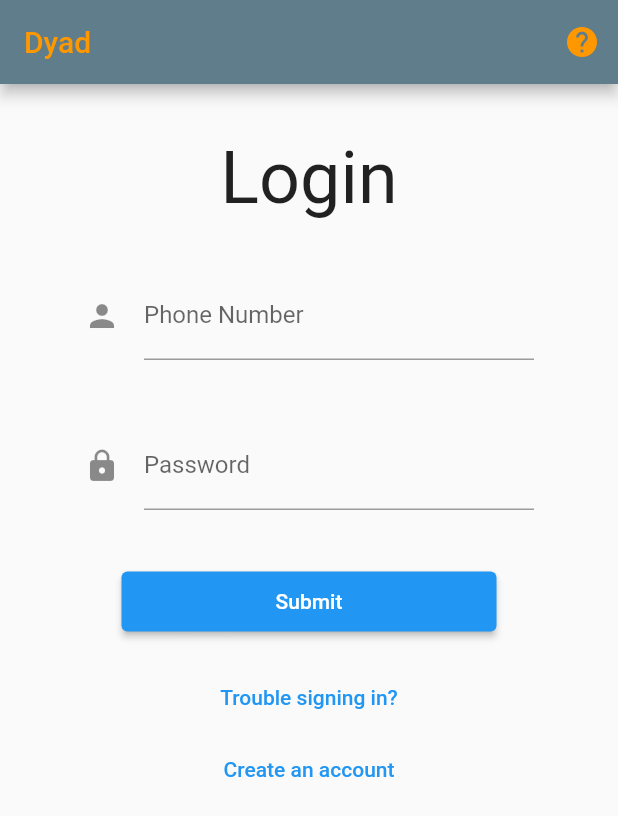
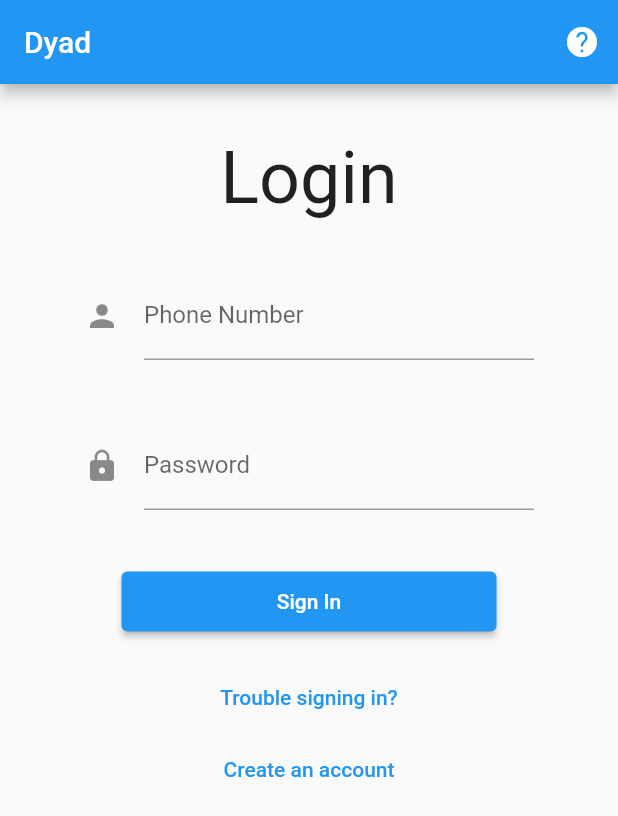
Before and after one commit to DyadSocial/dyad-mobile, a Flutter app: the screen it shows after launch, on a phone screen of 412 x 824 dp. Shown: the top 816 px of the screen. Run offline on Flutter 3.47's test engine with Material 2 defaults, Android fonts, the phone set to English and light mode, and no system bars; our stand-ins replace url_strategy; missing offline and left inert: path_to_regexp.

Commit message:
feat(lib/,-pubspec.yaml): add navigation, route parsing, and authentication handlers
refactor login to lib/screen/ to fit navigation model

BREAKING CHANGE:

````diff
--- a/dyadapp/lib/main.dart
+++ b/dyadapp/lib/main.dart
@@ -1,20 +1,9 @@
 import 'package:flutter/material.dart';
-import 'pages/login.dart';
+import 'package:url_strategy/url_strategy.dart';
+import 'src/app.dart';
 
-void main() => runApp(DyadApp());
+void main() {
+  setHashUrlStrategy();
 
-class DyadApp extends StatelessWidget {
-  @override
-  Widget build(BuildContext context) {
-    return MaterialApp(
-      title: 'Welcome to Dyad',
-      theme: ThemeData(
-        appBarTheme: const AppBarTheme(
-          backgroundColor: Colors.blueGrey,
-          foregroundColor: Colors.orange,
-        ),
-      ),
-      home: Login(),
-    );
-  }
+  runApp(const Dyad());
 }
--- /dev/null
+++ b/dyadapp/lib/src/app.dart
@@ -0,0 +1,95 @@
+import 'package:flutter/material.dart';
+
+import 'utils/dyad_auth.dart';
+import 'routing.dart';
+import 'auth.dart';
+import 'pages/navigator.dart';
+
+class Dyad extends StatefulWidget {
+  const Dyad({Key? key}) : super(key: key);
+
+  @override
+  _DyadState createState() => _DyadState();
+}
+
+class _DyadState extends State<Dyad> {
+  final _auth = DyadAuth();
+  final _navigatorKey = GlobalKey<NavigatorState>();
+  late final RouteState _routeState;
+  late final SimpleRouterDelegate _routerDelegate;
+  late final TemplateRouteParser _routeParser;
+
+  @override
+  void initState() {
+    _routeParser = TemplateRouteParser(
+      allowedPaths: [
+        '/login',
+        '/feed',
+      ],
+      guard: _guard,
+      initialRoute: '/login',
+    );
+
+    _routeState = RouteState(_routeParser);
+
+    _routerDelegate = SimpleRouterDelegate(
+      routeState: _routeState,
+      navigatorKey: _navigatorKey,
+      builder: (context) => DyadNavigator(
+        navigatorKey: _navigatorKey,
+      ),
+    );
+
+    _auth.addListener(_handleAuthStateChanged);
+
+    super.initState();
+  }
+
+  @override
+  Widget build(BuildContext context) => RouteStateScope(
+        notifier: _routeState,
+        child: DyadAuthScope(
+          notifier: _auth,
+          child: MaterialApp.router(
+            routerDelegate: _routerDelegate,
+            routeInformationParser: _routeParser,
+            theme: ThemeData(
+              pageTransitionsTheme: const PageTransitionsTheme(
+                builders: <TargetPlatform, PageTransitionsBuilder>{
+                  TargetPlatform.android: FadeUpwardsPageTransitionsBuilder(),
+                  TargetPlatform.iOS: CupertinoPageTransitionsBuilder(),
+                  TargetPlatform.linux: FadeUpwardsPageTransitionsBuilder(),
+                  TargetPlatform.windows: FadeUpwardsPageTransitionsBuilder(),
+                },
+              ),
+            ),
+          ),
+        ),
+      );
+
+  Future<ParsedRoute> _guard(ParsedRoute from) async {
+    final signedIn = _auth.isSignedIn;
+    final signInRoute = ParsedRoute('/signin', '/signin', {}, {});
+
+    if (!signedIn && from != signInRoute) {
+      return signInRoute;
+    } else if (signedIn && from == signInRoute) {
+      return ParsedRoute('/feed', '/feed', {}, {});
+    }
+    return from;
+  }
+
+  void _handleAuthStateChanged() {
+    if (!_auth.isSignedIn) {
+      _routeState.go('/signin');
+    }
+  }
+
+  @override
+  void dispose() {
+    _auth.removeListener(_handleAuthStateChanged);
+    _routeState.dispose();
+    _routerDelegate.dispose();
+    super.dispose();
+  }
+}
--- /dev/null
+++ b/dyadapp/lib/src/auth.dart
@@ -0,0 +1 @@
+export 'utils/dyad_auth.dart';
--- /dev/null
+++ b/dyadapp/lib/src/data.dart
@@ -0,0 +1,4 @@
+export 'utils/data/message.dart';
+export 'utils/data/post.dart';
+export 'utils/data/user.dart';
+export 'utils/data/group.dart';
--- a/dyadapp/lib/pages/login.dart
+++ b/dyadapp/lib/src/pages/login.dart
@@ -1,37 +1,30 @@
 import 'package:flutter/material.dart';
 
 // Login Info Class
-class LoginInfo {
-  String _username = '';
-  String _password = '';
+class Credentials {
+  final String phoneNumber;
+  final String password;
 
-  LoginInfo();
-
-  void setUsername(username) {
-    this._username = username;
-  }
-
-  void setPassword(password) {
-    this._password = password;
-  }
-
-  @override
-  String toString() {
-    return "username: ${this._username}, password: ${this._password}";
-  }
+  Credentials(this.phoneNumber, this.password);
 }
 
 // Login Widget
-class Login extends StatefulWidget {
-  const Login({Key? key}) : super(key: key);
+class LoginScreen extends StatefulWidget {
+  final ValueChanged<Credentials> onSignIn;
+
+  const LoginScreen({
+    required this.onSignIn,
+    Key? key,
+  }) : super(key: key);
 
   @override
-  _LoginState createState() => _LoginState();
+  _LoginScreenState createState() => _LoginScreenState();
 }
 
 // Login State for Login
-class _LoginState extends State<Login> {
-  LoginInfo loginInfo = LoginInfo();
+class _LoginScreenState extends State<LoginScreen> {
+  final _phoneNumberController = TextEditingController();
+  final _passwordController = TextEditingController();
 
   @override
   Widget build(BuildContext context) {
@@ -83,6 +76,7 @@ class _LoginState extends State<Login> {
                   }
                 },
                 keyboardType: TextInputType.phone,
+                controller: _phoneNumberController,
               ),
             ),
             Container(
@@ -101,6 +95,7 @@ class _LoginState extends State<Login> {
                   }
                 },
                 keyboardType: TextInputType.text,
+                controller: _passwordController,
               ),
             ),
             Padding(
@@ -108,8 +103,13 @@ class _LoginState extends State<Login> {
               child: Container(
                 height: 40,
                 child: ElevatedButton(
-                  child: Text("Submit"),
-                  onPressed: () {},
+                  child: Text("Sign In"),
+                  onPressed: () async {
+                    widget.onSignIn(Credentials(
+                      _phoneNumberController.value.text,
+                      _passwordController.value.text,
+                    ));
+                  },
                 ),
               ),
             ),
--- /dev/null
+++ b/dyadapp/lib/src/pages/navigator.dart
@@ -0,0 +1,86 @@
+import 'package:collection/collection.dart';
+import 'package:flutter/material.dart';
+
+import '../auth.dart';
+import '../routing.dart';
+import '../data.dart';
+import 'login.dart';
+import '../widgets/fade_transition_page.dart';
+
+class DyadNavigator extends StatefulWidget {
+  final GlobalKey<NavigatorState> navigatorKey;
+
+  const DyadNavigator({
+    required this.navigatorKey,
+    Key? key,
+  }) : super(key: key);
+
+  @override
+  _DyadNavigatorState createState() => _DyadNavigatorState();
+}
+
+class _DyadNavigatorState extends State<DyadNavigator> {
+  final _signInKey = const ValueKey('Sign in');
+  final _scaffoldKey = const ValueKey<String>('App scaffold');
+  final _messageKey = const ValueKey<String>('Message detauls screen');
+  final _postDetailsKey = const ValueKey<String>('Post details screen');
+  final _profileDetailsKey = const ValueKey<String>('Profile details screen');
+
+  @override
+  Widget build(BuildContext context) {
+    final routeState = RouteStateScope.of(context);
+    final authState = DyadAuthScope.of(context);
+    final pathTemplate = routeState.route.pathTemplate;
+
+    Message? selectedMessage;
+    if (selectedMessage == '/message/:messageId') {
+      // Route to messageId message
+    }
+
+    Post? selectedPost;
+    if (selectedPost == '/post/:postId') {
+      // Route to postId post
+    }
+
+    User? selectedProfile;
+    if (selectedProfile == '/profile/:userId') {
+      // Route to userId profile
+    }
+
+    return Navigator(
+      key: widget.navigatorKey,
+      onPopPage: (route, dynamic result) {
+        return route.didPop(result);
+      },
+      pages: [
+        if (routeState.route.pathTemplate == '/login')
+          FadeTransitionPage<void>(
+            key: _signInKey,
+            child: LoginScreen(
+              onSignIn: (credentials) async {
+                var signedIn = await authState.signIn(
+                    credentials.phoneNumber, credentials.password);
+                if (signedIn) {
+                  routeState.go('/feed');
+                }
+              },
+            ),
+          )
+        else ...[
+          FadeTransitionPage<void>(
+            key: _signInKey,
+            child: LoginScreen(
+              onSignIn: (credentials) async {
+                var signedIn = await authState.signIn(
+                    credentials.phoneNumber, credentials.password);
+                if (signedIn) {
+                  routeState.go('/feed');
+                }
+              },
+            ),
+          )
+        ]
+      ],
+    );
+  }
+}
--- /dev/null
+++ b/dyadapp/lib/src/routing.dart
@@ -0,0 +1,4 @@
+export 'utils/routing/delegate.dart';
+export 'utils/routing/parsed_route.dart';
+export 'utils/routing/parser.dart';
+export 'utils/routing/route_state.dart';
--- /dev/null
+++ b/dyadapp/lib/src/utils/data/message.dart
@@ -0,0 +1,19 @@
+import 'user.dart';
+import 'package:quiver/core.dart';
+
+class Message {
+  late final int id;
+  final User author;
+  final User recipient;
+  final String content;
+  final DateTime timestamp;
+
+  Message(this.author, this.recipient, this.content, this.timestamp) {
+    hash4(
+      this.author.id,
+      this.recipient.id,
+      this.content,
+      this.timestamp.toString(),
+    );
+  }
+}
--- /dev/null
+++ b/dyadapp/lib/src/utils/data/post.dart
@@ -0,0 +1,19 @@
+import 'user.dart';
+import 'package:quiver/core.dart';
+
+class Post {
+  late final int id;
+  final String title;
+  final String content;
+  final DateTime timestamp;
+  final User author;
+
+  Post(this.title, this.content, this.author, this.timestamp) {
+    this.id = hash4(
+      this.title,
+      this.content,
+      this.author,
+      this.timestamp.toString(),
+    );
+  }
+}
--- /dev/null
+++ b/dyadapp/lib/src/utils/data/user.dart
@@ -0,0 +1,12 @@
+import 'post.dart';
+
+class User {
+  late final int id;
+  final String username;
+  final String nickname;
+  final String biography;
+  final List<Post> posts = <Post>[];
+
+  User(this.username, this.nickname, this.biography)
+      : this.id = username.hashCode;
+}
--- /dev/null
+++ b/dyadapp/lib/src/utils/dyad_auth.dart
@@ -0,0 +1,41 @@
+import 'package:flutter/foundation.dart';
+import 'package:flutter/widgets.dart';
+
+class DyadAuth extends ChangeNotifier {
+  bool _isSignedIn = false;
+  bool get isSignedIn => _isSignedIn;
+
+  Future<void> signOut() async {
+    // Simulating response from server
+    await Future<void>.delayed(const Duration(milliseconds: 200));
+    _isSignedIn = false;
+    notifyListeners();
+  }
+
+  Future<bool> signIn(String phone, String password) async {
+    // Simulating response from server
+    await Future<void>.delayed(const Duration(milliseconds: 200));
+    _isSignedIn = true;
+    notifyListeners();
+    return _isSignedIn;
+  }
+
+  @override
+  bool operator ==(Object other) {
+    return other is DyadAuth && other._isSignedIn == _isSignedIn;
+  }
+
+  @override
+  int get hashCode => _isSignedIn.hashCode;
+}
+
+class DyadAuthScope extends InheritedNotifier<DyadAuth> {
+  const DyadAuthScope({
+    required DyadAuth notifier,
+    required Widget child,
+    Key? key,
+  }) : super(key: key, notifier: notifier, child: child);
+
+  static DyadAuth of(BuildContext context) =>
+      context.dependOnInheritedWidgetOfExactType<DyadAuthScope>()!.notifier!;
+}
--- /dev/null
+++ b/dyadapp/lib/src/utils/routing/parsed_route.dart
@@ -0,0 +1,49 @@
+// Copyright 2014 The Chromium Authors. All rights reserved. See LICENSE file.
+
+import 'package:collection/collection.dart';
+import 'package:quiver/core.dart';
+
+import 'parser.dart';
+
+/// A route path that has been parsed by [TemplateRouteParser].
+class ParsedRoute {
+  /// The current path location without query parameters. (/book/123)
+  final String path;
+
+  /// The path template (/book/:id)
+  final String pathTemplate;
+
+  /// The path parameters ({id: 123})
+  final Map<String, String> parameters;
+
+  /// The query parameters ({search: abc})
+  final Map<String, String> queryParameters;
+
+  static const _mapEquality = MapEquality<String, String>();
+
+  ParsedRoute(
+      this.path, this.pathTemplate, this.parameters, this.queryParameters);
+
+  @override
+  bool operator ==(Object other) =>
+      other is ParsedRoute &&
+      other.pathTemplate == pathTemplate &&
+      other.path == path &&
+      _mapEquality.equals(parameters, other.parameters) &&
+      _mapEquality.equals(queryParameters, other.queryParameters);
+
+  @override
+  int get hashCode => hash4(
+        path,
+        pathTemplate,
+        _mapEquality.hash(parameters),
+        _mapEquality.hash(queryParameters),
+      );
+
+  @override
+  String toString() => '<ParsedRoute '
+      'template: $pathTemplate '
+      'path: $path '
+      'parameters: $parameters '
+      'query parameters: $queryParameters>';
+}
--- /dev/null
+++ b/dyadapp/lib/src/utils/routing/parser.dart
@@ -0,0 +1,63 @@
+// Copyright 2014 The Chromium Authors. All rights reserved. See LICENSE file.
+
+import 'package:flutter/widgets.dart';
+import 'package:path_to_regexp/path_to_regexp.dart';
+
+import 'parsed_route.dart';
+
+/// Used by [TemplateRouteParser] to guard access to routes.
+typedef RouteGuard<T> = Future<T> Function(T from);
+
+/// Parses the URI path into a [ParsedRoute].
+class TemplateRouteParser extends RouteInformationParser<ParsedRoute> {
+  final List<String> _pathTemplates;
+  final RouteGuard<ParsedRoute>? guard;
+  final ParsedRoute initialRoute;
+
+  TemplateRouteParser({
+    /// The list of allowed path templates (['/', '/users/:id'])
+    required List<String> allowedPaths,
+
+    /// The initial route
+    String initialRoute = '/',
+
+    ///  [RouteGuard] used to redirect.
+    this.guard,
+  })  : initialRoute = ParsedRoute(initialRoute, initialRoute, {}, {}),
+        _pathTemplates = [
+          ...allowedPaths,
+        ],
+        assert(allowedPaths.contains(initialRoute));
+
+  @override
+  Future<ParsedRoute> parseRouteInformation(
+    RouteInformation routeInformation,
+  ) async {
+    final path = routeInformation.location!;
+    final queryParams = Uri.parse(path).queryParameters;
+    var parsedRoute = initialRoute;
+
+    for (var pathTemplate in _pathTemplates) {
+      final parameters = <String>[];
+      var pathRegExp = pathToRegExp(pathTemplate, parameters: parameters);
+      if (pathRegExp.hasMatch(path)) {
+        final match = pathRegExp.matchAsPrefix(path);
+        if (match == null) continue;
+        final params = extract(parameters, match);
+        parsedRoute = ParsedRoute(path, pathTemplate, params, queryParams);
+      }
+    }
+
+    // Redirect if a guard is present
+    var guard = this.guard;
+    if (guard != null) {
+      return guard(parsedRoute);
+    }
+
+    return parsedRoute;
+  }
+
+  @override
+  RouteInformation restoreRouteInformation(ParsedRoute configuration) =>
+      RouteInformation(location: configuration.path);
+}
--- /dev/null
+++ b/dyadapp/lib/src/utils/routing/route_state.dart
@@ -0,0 +1,47 @@
+// Copyright 2014 The Chromium Authors. All rights reserved. See LICENSE file.
+
+import 'package:flutter/foundation.dart';
+import 'package:flutter/widgets.dart';
+
+import 'parsed_route.dart';
+import 'parser.dart';
+
+/// The current route state. To change the current route, call obtain the state
+/// using `RouteStateScope.of(context)` and call `go()`:
+///
+/// ```
+/// RouteStateScope.of(context).go('/book/2');
+/// ```
+class RouteState extends ChangeNotifier {
+  final TemplateRouteParser _parser;
+  ParsedRoute _route;
+
+  RouteState(this._parser) : _route = _parser.initialRoute;
+
+  ParsedRoute get route => _route;
+
+  set route(ParsedRoute route) {
+    // Don't notify listeners if the path hasn't changed.
+    if (_route == route) return;
+
+    _route = route;
+    notifyListeners();
+  }
+
+  Future<void> go(String route) async {
+    this.route =
+        await _parser.parseRouteInformation(RouteInformation(location: route));
+  }
+}
+
+/// Provides the current [RouteState] to descendant widgets in the tree.
+class RouteStateScope extends InheritedNotifier<RouteState> {
+  const RouteStateScope({
+    required RouteState notifier,
+    required Widget child,
+    Key? key,
+  }) : super(key: key, notifier: notifier, child: child);
+
+  static RouteState of(BuildContext context) =>
+      context.dependOnInheritedWidgetOfExactType<RouteStateScope>()!.notifier!;
+}
--- /dev/null
+++ b/dyadapp/lib/src/widgets/fade_transition_page.dart
@@ -0,0 +1,49 @@
+import 'package:flutter/material.dart';
+
+class FadeTransitionPage<T> extends Page<T> {
+  final Widget child;
+  final Duration duration;
+
+  const FadeTransitionPage({
+    LocalKey? key,
+    required this.child,
+    this.duration = const Duration(milliseconds: 300),
+  }) : super(key: key);
+
+  @override
+  Route<T> createRoute(BuildContext context) =>
+      PageBasedFadeTransitionRoute<T>(this);
+}
+
+class PageBasedFadeTransitionRoute<T> extends PageRoute<T> {
+  final FadeTransitionPage<T> _page;
+
+  PageBasedFadeTransitionRoute(this._page) : super(settings: _page);
+
+  @override
+  Color? get barrierColor => null;
+
+  @override
+  String? get barrierLabel => null;
+
+  @override
+  Duration get transitionDuration => _page.duration;
+
+  @override
+  bool get maintainState => true;
+
+  @override
+  Widget buildPage(BuildContext context, Animation<double> animation,
+      Animation<double> secondaryAnimation) {
+    var curveTween = CurveTween(curve: Curves.easeIn);
+    return FadeTransition(
+      opacity: animation.drive(curveTween),
+      child: (settings as FadeTransitionPage).child,
+    );
+  }
+
+  @override
+  Widget buildTransitions(BuildContext context, Animation<double> animation,
+          Animation<double> secondaryAnimation, Widget child) =>
+      child;
+}
````
Also changed, not shown: dyadapp/lib/src/utils/data/group.dart (added, +19 -0 lines), dyadapp/lib/src/utils/routing/delegate.dart (added, +45 -0 lines), dyadapp/pubspec.yaml (+6 -4 lines), 1 other file.
